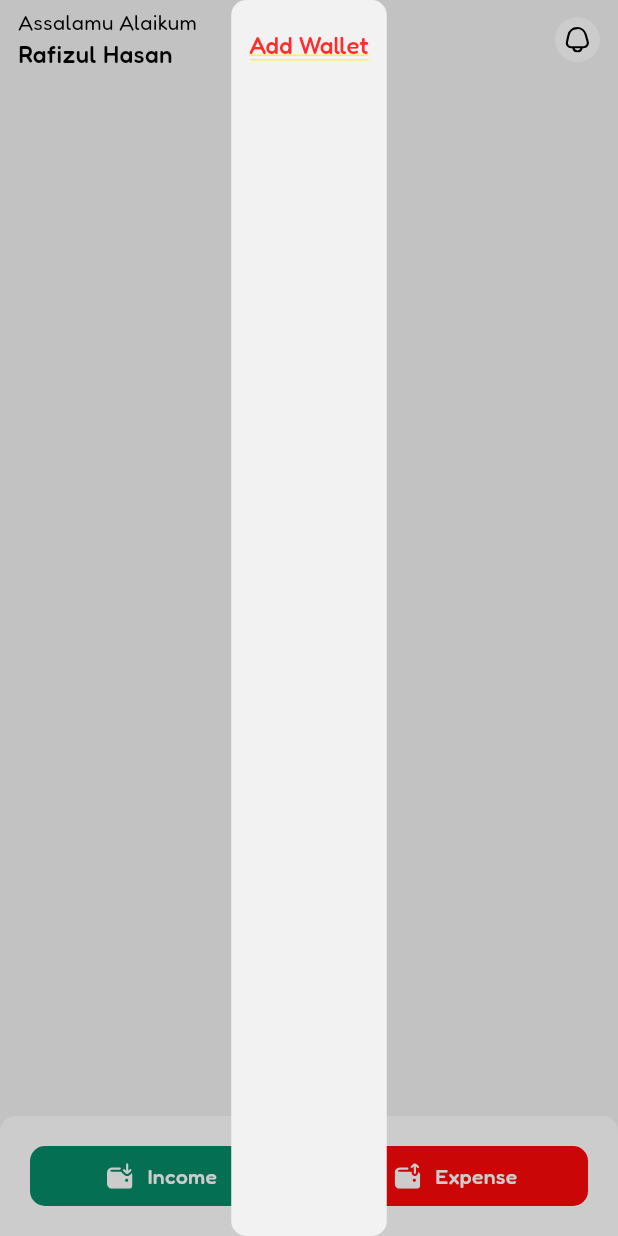
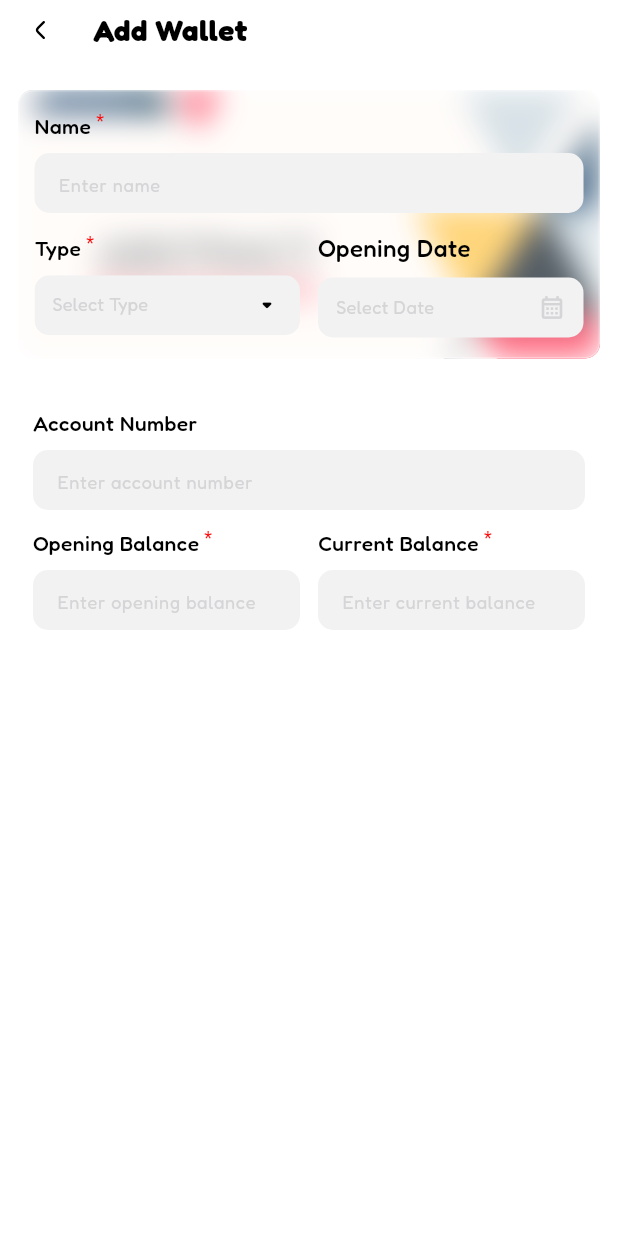
Before and after one commit to mdRafizz/rExpense, a Flutter app: the screen it shows after launch, after a tap on "Expense", on a phone screen of 412 x 824 dp. Run offline on Flutter 3.47's test engine with Material 3 defaults, Android fonts, the phone set to English and light mode, and no system bars; our stand-ins replace drift, flutter_riverpod, flutter_svg, gap, logger; accounts and stored records are empty; generated files the repository leaves out were written again.

Commit message:
feat: Add wallet management views and improve UI components
This commit introduces the `AddWalletView` and `WalletDetailsView` screens, updates the dashboard to navigate to the new wallet entry screen, and enhances string and image extensions for better UI styling.

- **feat(wallet):** Introduces `AddWalletView` with specialized input fields for wallet name, type (Cash, Bank, Card, etc.), opening date, and balances.
- **feat(wallet):** Adds `WalletDetailsView` (initial setup).
- **feat(extensions):** Adds `toContainerBG` extension to `String` in `picture_extensions.dart` to easily set asset images as container backgrounds.
- **refactor(dashboard):** Updates the "Add Wallet" button to navigate to `AddWalletView` instead of showing a modal popup.
- **refactor(extensions):** Improves `toColor()` in `string_extensions.dart` to handle hex strings with or without '#' and support 6-character hex codes by adding a default alpha channel.
- **refactor(extensions):** Updates `toMandatoryLabel` to use `subtitle2` for better typography consistency.
- **refactor(database):** Simplifies `Wallets` table schema by removing the redundant `bankName` column.
- **chore(assets):** Adds several card background images and SVG assets for light and dark themes.
- **style(ui):** Fixes minor formatting and const assignments in `AddIncomeView`.

```diff
--- a/lib/core/database/tables/wallets_table.dart
+++ b/lib/core/database/tables/wallets_table.dart
@@ -6,10 +6,7 @@ class Wallets extends Table {
   TextColumn get name => text()();
 
   TextColumn get type => text()();
-
   // cash, bank, mobile, credit
-
-  TextColumn get bankName => text().nullable()();
 
   TextColumn get accountNumber => text().nullable()();
 
--- a/lib/core/extensions/picture_extensions.dart
+++ b/lib/core/extensions/picture_extensions.dart
@@ -12,4 +12,11 @@ extension PictureExtensions on String {
       height: size,
     );
   }
+
+  DecorationImage toContainerBG({double? size, Color? color}) {
+    return DecorationImage(
+      image: AssetImage("assets/images/pics/$this.jpg"),
+      fit: BoxFit.cover,
+    );
+  }
 }
--- a/lib/core/extensions/string_extensions.dart
+++ b/lib/core/extensions/string_extensions.dart
@@ -98,7 +98,7 @@ extension StringTextExtensions on String {
     return Text.rich(
       TextSpan(
         text: this,
-        style: TextStyles.subtitle1(color: color),
+        style: TextStyles.subtitle2(color: color),
         children: [
           WidgetSpan(
             child: Transform.translate(
@@ -234,7 +234,13 @@ extension StringTextExtensions on String {
   }
 
   Color toColor() {
-    final colorInt = int.tryParse(this, radix: 16);
-    return Color(0xFF000000 + colorInt! - 0xFF000000);
+    String hexString = this.replaceFirst('#', '');
+
+    if (hexString.length == 6) {
+      hexString = 'FF$hexString';
+    }
+
+    final colorInt = int.parse(hexString, radix: 16);
+    return Color(colorInt);
   }
 }
--- a/lib/features/dashboard/presentation/dashboard_view.dart
+++ b/lib/features/dashboard/presentation/dashboard_view.dart
@@ -5,6 +5,9 @@ import 'package:gap/gap.dart';
 import 'package:r_expense/core/extensions/context_extension.dart';
 import 'package:r_expense/core/extensions/extensions.dart';
 import 'package:r_expense/features/income/presentation/add_income_view.dart';
+import 'package:r_expense/features/wallet/presentation/add_wallet_view.dart';
+
+import '../../../core/widgets/custom_labeled_text_field.dart';
 
 class DashboardView extends StatelessWidget {
   const DashboardView({super.key});
@@ -98,30 +101,18 @@ class DashboardView extends StatelessWidget {
                     Gap(20),
                     Expanded(
                       child: GestureDetector(
-                        onTap: (){
-                          showCupertinoModalPopup(context: context, builder: (context){
-                            return Container(
-                              padding: .symmetric(horizontal: 12,vertical: 20),
-                              decoration: BoxDecoration(
-                                borderRadius: .all(.circular(10)),
-                                color: context.scaffoldColor
-                              ),
-                              child: Column(
-                                crossAxisAlignment: .start,
-                                children: [
-                                  "Add Wallet".toSubtitle1(),
-
-                                ],
-                              )
-                            );
-                          });
+                        onTap: () {
+                          Navigator.of(context).push(
+                            MaterialPageRoute(
+                              builder: (context) => AddWalletView(),
+                            ),
+                          );
                         },
                         child: Container(
                           height: 40,
                           decoration: BoxDecoration(
                             color: context.buttonRedColor,
                             borderRadius: BorderRadius.all(Radius.circular(10)),
-                            // border: Border.all(width: .5,color: context.dividerColor)
                           ),
                           alignment: .center,
                           child: Row(
--- a/lib/features/income/presentation/add_income_view.dart
+++ b/lib/features/income/presentation/add_income_view.dart
@@ -39,7 +39,10 @@ class AddIncomeView extends StatelessWidget {
                         color: context.cardColor,
                       ),
                       alignment: .center,
-                      child: "back".toSvgIcon(color: context.textColor,size: 12),
+                      child: "back".toSvgIcon(
+                        color: context.textColor,
+                        size: 12,
+                      ),
                     ),
                   ),
                   Gap(20),
@@ -51,7 +54,7 @@ class AddIncomeView extends StatelessWidget {
                 padding: const .symmetric(horizontal: 10, vertical: 13),
                 decoration: BoxDecoration(
                   color: context.cardColor,
-                  borderRadius: BorderRadius.all(Radius.circular(10)),
+                  borderRadius: const .all(.circular(10)),
                 ),
                 child: Column(
                   crossAxisAlignment: .start,
@@ -75,14 +78,26 @@ class AddIncomeView extends StatelessWidget {
                                 borderRadius: BorderRadius.circular(10),
                                 child: Container(
                                   height: 40,
-                                  padding: const EdgeInsets.symmetric(horizontal: 12),
-                                  color: context.scaffoldColor, // Sets the background color
-                                  child: DropdownButtonHideUnderline( // Removes the bottom divider
+                                  padding: const EdgeInsets.symmetric(
+                                    horizontal: 12,
+                                  ),
+                                  color: context.scaffoldColor,
+                                  // Sets the background color
+                                  child: DropdownButtonHideUnderline(
+                                    // Removes the bottom divider
                                     child: DropdownButton<int>(
-                                      isExpanded: true, // Makes sure it fills the width
-                                      hint: "Select Type".toCaption(color: context.dividerColor,),
-                                      dropdownColor: context.scaffoldColor, // Sets the menu popup color
-                                      icon: Icon(Icons.arrow_drop_down_rounded, color: context.textColor, size: 20),
+                                      isExpanded: true,
+                                      // Makes sure it fills the width
+                                      hint: "Select Type".toCaption(
+                                        color: context.dividerColor,
+                                      ),
+                                      dropdownColor: context.scaffoldColor,
+                                      // Sets the menu popup color
+                                      icon: Icon(
+                                        Icons.arrow_drop_down_rounded,
+                                        color: context.textColor,
+                                        size: 20,
+                                      ),
                                       items: [
                                         DropdownMenuItem(
                                           value: 1,
@@ -116,17 +131,21 @@ class AddIncomeView extends StatelessWidget {
                               const Gap(8),
                               Container(
                                 height: 40,
-                                padding: const EdgeInsets.symmetric(horizontal: 12),
+                                padding: const EdgeInsets.symmetric(
+                                  horizontal: 12,
+                                ),
                                 decoration: BoxDecoration(
                                   color: context.scaffoldColor,
                                   borderRadius: BorderRadius.circular(10),
                                 ),
                                 child: Row(
-                                  mainAxisAlignment: MainAxisAlignment.spaceBetween,
+                                  mainAxisAlignment:
+                                      MainAxisAlignment.spaceBetween,
                                   children: [
                                     // Replace with your date variable logic
                                     "Select Date".toCaption(
-                                      color: context.dividerColor, // Or context.textColor if date is selected
+                                      color: context
+                                          .dividerColor, // Or context.textColor if date is selected
                                     ),
                                     Icon(
                                       Icons.calendar_month_outlined,
@@ -140,7 +159,8 @@ class AddIncomeView extends StatelessWidget {
                           ),
                         ),
                       ],
-                    )                  ],
+                    ),
+                  ],
                 ),
               ),
             ],
--- /dev/null
+++ b/lib/features/wallet/presentation/add_wallet_view.dart
@@ -0,0 +1,250 @@
+import 'dart:ui';
+
+import 'package:flutter/material.dart';
+import 'package:flutter/services.dart';
+import 'package:gap/gap.dart';
+import 'package:r_expense/core/extensions/context_extension.dart';
+import 'package:r_expense/core/widgets/custom_labeled_text_field.dart';
+
+import '../../../core/extensions/picture_extensions.dart';
+import '../../../core/extensions/string_extensions.dart';
+import '../../../core/theme/text_styles.dart';
+
+class AddWalletView extends StatelessWidget {
+  const AddWalletView({super.key});
+
+  @override
+  Widget build(BuildContext context) {
+    return AnnotatedRegion(
+      value: SystemUiOverlayStyle(
+        systemNavigationBarColor: context.scaffoldColor,
+        systemNavigationBarDividerColor: Colors.transparent,
+      ),
+      child: Scaffold(
+        backgroundColor: context.cardColor,
+        body: Padding(
+          padding: const .symmetric(horizontal: 12.0),
+          child: ListView(
+            padding: const .all(0),
+            physics: const BouncingScrollPhysics(),
+            children: [
+              SafeArea(child: SizedBox(height: 5)),
+              Row(
+                crossAxisAlignment: .center,
+                children: [
+                  GestureDetector(
+                    onTap: () => Navigator.of(context).pop(),
+                    child: Container(
+                      height: 30,
+                      width: 30,
+                      decoration: BoxDecoration(
+                        shape: BoxShape.circle,
+                        color: context.cardColor,
+                      ),
+                      alignment: .center,
+                      child: "back".toSvgIcon(
+                        color: context.textColor,
+                        size: 12,
+                      ),
+                    ),
+                  ),
+                  Gap(20),
+                  "Add Wallet".toHeadline5(),
+                ],
+              ),
+              Gap(25),
+              Container(
+                // padding: const .symmetric(horizontal: 10, vertical: 13),
+                decoration: BoxDecoration(
+                  /*color: context.cardColor,
+                  gradient: LinearGradient(colors: [
+                    "7fabc8".toColor(),
+                    "c4d9ee".toColor()
+                  ]),*/
+                  image: Theme.of(context).brightness == Brightness.dark
+                      ? "dCard2".toContainerBG()
+                      : "lCard3".toContainerBG(),
+                  // color: context.cardColor",
+                  borderRadius: const .all(.circular(10)),
+                ),
+                child: ClipRRect(
+                  borderRadius: const .all(.circular(10)),
+                  child: BackdropFilter(
+                    filter: ImageFilter.blur(sigmaX: 10, sigmaY: 10),
+                    child: Container(
+                      padding: const .symmetric(horizontal: 10, vertical: 13),
+                      decoration: BoxDecoration(
+                        color: context.cardColor.withValues(alpha: .2),
+                        borderRadius: const .all(.circular(10)),
+                        border: .all(
+                          width: 1,
+                          color: context.cardColor.withValues(alpha: .3),
+                        ),
+                      ),
+                      child: Column(
+                        crossAxisAlignment: .start,
+                        children: [
+                          CustomLabeledTextField(
+                            label: "Name",
+                            keyboardType: .text,
+                            hintText: "Enter name",
+                            textFieldHeight: 40,
+                          ),
+                          const Gap(12),
+                          Row(
+                            children: [
+                              Expanded(
+                                child: Column(
+                                  crossAxisAlignment: .start,
+                                  children: [
+                                    "Type".toMandatoryLabel(context),
+                                    const Gap(8),
+                                    ClipRRect(
+                                      borderRadius: BorderRadius.circular(10),
+                                      child: Container(
+                                        height: 40,
+                                        padding: const EdgeInsets.symmetric(
+                                          horizontal: 12,
+                                        ),
+                                        color: context.scaffoldColor,
+                                        // Sets the background color
+                                        child: DropdownButtonHideUnderline(
+                                          // Removes the bottom divider
+                                          child: DropdownButton<int>(
+                                            isExpanded: true,
+                                            // Makes sure it fills the width
+                                            hint: "Select Type".toCaption(
+                                              color: context.dividerColor,
+                                            ),
+                                            dropdownColor:
+                                                context.scaffoldColor,
+                                            // Sets the menu popup color
+                                            icon: Icon(
+                                              Icons.arrow_drop_down_rounded,
+                                              color: context.textColor,
+                                              size: 20,
+                                            ),
+                                            items: [
+                                              DropdownMenuItem(
+                                                value: 1,
+                                                child: "Cash".toBody2(),
+                                              ),
+                                              DropdownMenuItem(
+                                                value: 2,
+                                                child: "Bank".toBody2(),
+                                              ),
+                                              DropdownMenuItem(
+                                                value: 3,
+                                                child: "Mobile Banking"
+                                                    .toBody2(),
+                                              ),
+                                              DropdownMenuItem(
+                                                value: 4,
+                                                child: "Credit Card".toBody2(),
+                                              ),
+                                              DropdownMenuItem(
+                                                value: 5,
+                                                child: "Debit Card".toBody2(),
+                                              ),
+                                            ],
+                                            onChanged: (val) {
+                                              // Handle logic
+                                            },
+                                          ),
+                                        ),
+                                      ),
+                                    ),
+                                  ],
+                                ),
+                              ),
+                              Gap(12),
+                              Expanded(
+                                child: Column(
+                                  crossAxisAlignment: .start,
+                                  children: [
+                                    "Opening Date".toSubtitle1(),
+                                    const Gap(8),
+                                    Container(
+                                      height: 40,
+                                      padding: const EdgeInsets.symmetric(
+                                        horizontal: 12,
+                                      ),
+                                      decoration: BoxDecoration(
+                                        color: context.scaffoldColor,
+                                        borderRadius: BorderRadius.circular(10),
+                                      ),
+                                      child: Row(
+                                        mainAxisAlignment:
+                                            MainAxisAlignment.spaceBetween,
+                                        children: [
+                                          "Select Date".toCaption(
+                                            color: context.dividerColor,
+                                          ),
+                                          Icon(
+                                            Icons.calendar_month_outlined,
+                                            size: 18,
+                                            color: context.dividerColor,
+                                          ),
+                                        ],
+                                      ),
+                                    ),
+                                  ],
+                                ),
+                              ),
+                            ],
+                          ),
+                        ],
+                      ),
+                    ),
+                  ),
+                ),
+              ),
+              Gap(20),
+              Container(
+                padding: const .symmetric(horizontal: 10, vertical: 13),
+                decoration: BoxDecoration(
+                  color: context.cardColor,
+                  borderRadius: BorderRadius.all(Radius.circular(10)),
+                ),
+                child: Column(
+                  crossAxisAlignment: .start,
+                  children: [
+                    CustomLabeledTextField(
+                      label: "Account Number",
+                      isMandatory: false,
+                      keyboardType: .number,
+                      hintText: "Enter account number",
+                      textFieldHeight: 40,
+                    ),
+                    const Gap(12),
+                    Row(
+                      children: [
+                        Expanded(
+                          child: CustomLabeledTextField(
+                            label: "Opening Balance",
+                            keyboardType: .number,
+                            hintText: "Enter opening balance",
+                            textFieldHeight: 40,
+                          ),
+                        ),
+                        const Gap(12),
+                        Expanded(
+                          child: CustomLabeledTextField(
+                            label: "Current Balance",
+                            keyboardType: .number,
+                            hintText: "Enter current balance",
+                            textFieldHeight: 40,
+                          ),
+                        ),
+                      ],
+                    ),
+                  ],
+                ),
+              ),
+            ],
+          ),
+        ),
+      ),
+    );
+  }
+}
--- /dev/null
+++ b/lib/features/wallet/presentation/wallet_details_view.dart
@@ -0,0 +1,12 @@
+import 'package:flutter/material.dart';
+
+class IncomeDetailsView extends StatelessWidget {
+  const IncomeDetailsView({super.key});
+
+  @override
+  Widget build(BuildContext context) {
+    return Scaffold(
+
+    );
+  }
+}
--- a/pubspec.yaml
+++ b/pubspec.yaml
@@ -51,3 +51,4 @@ flutter:
 
   assets:
     - assets/images/icons/
+    - assets/images/pics/
```
Also changed, not shown: assets/images/pics/dCard1.jpg (added), assets/images/pics/dCard2.jpg (added), assets/images/pics/darkCard.svg (added), assets/images/pics/lCard1.jpg (added), assets/images/pics/lCard2.jpg (added), assets/images/pics/lCard3.jpg (added), assets/images/pics/lightCard.svg (added).
